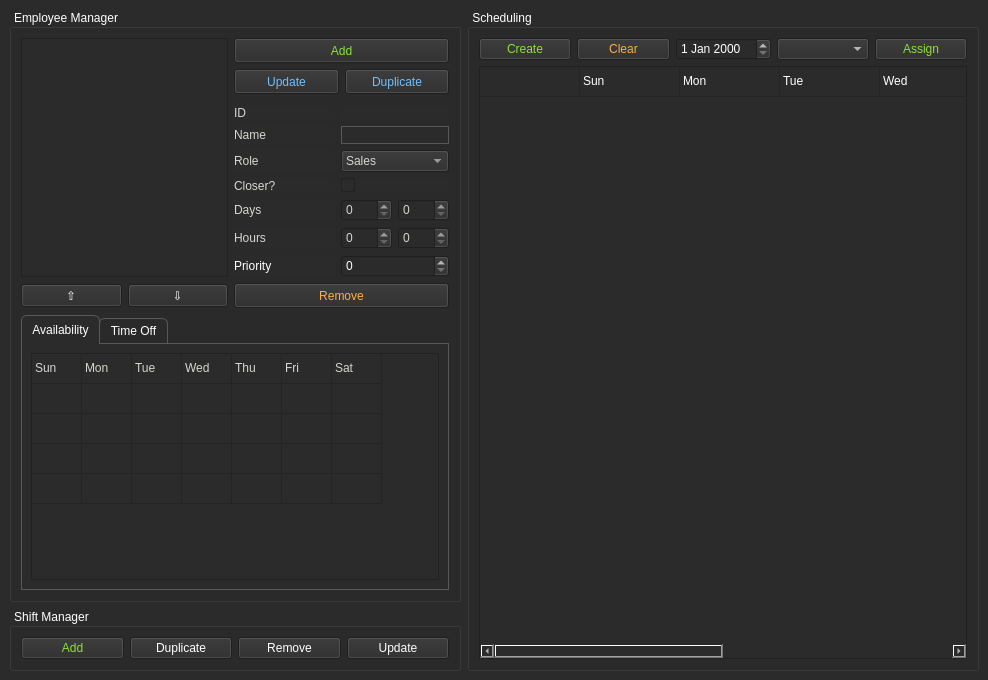
First picture: the form in autoschedservice.ui, repository smigii/AutoSchedService, before the edit.
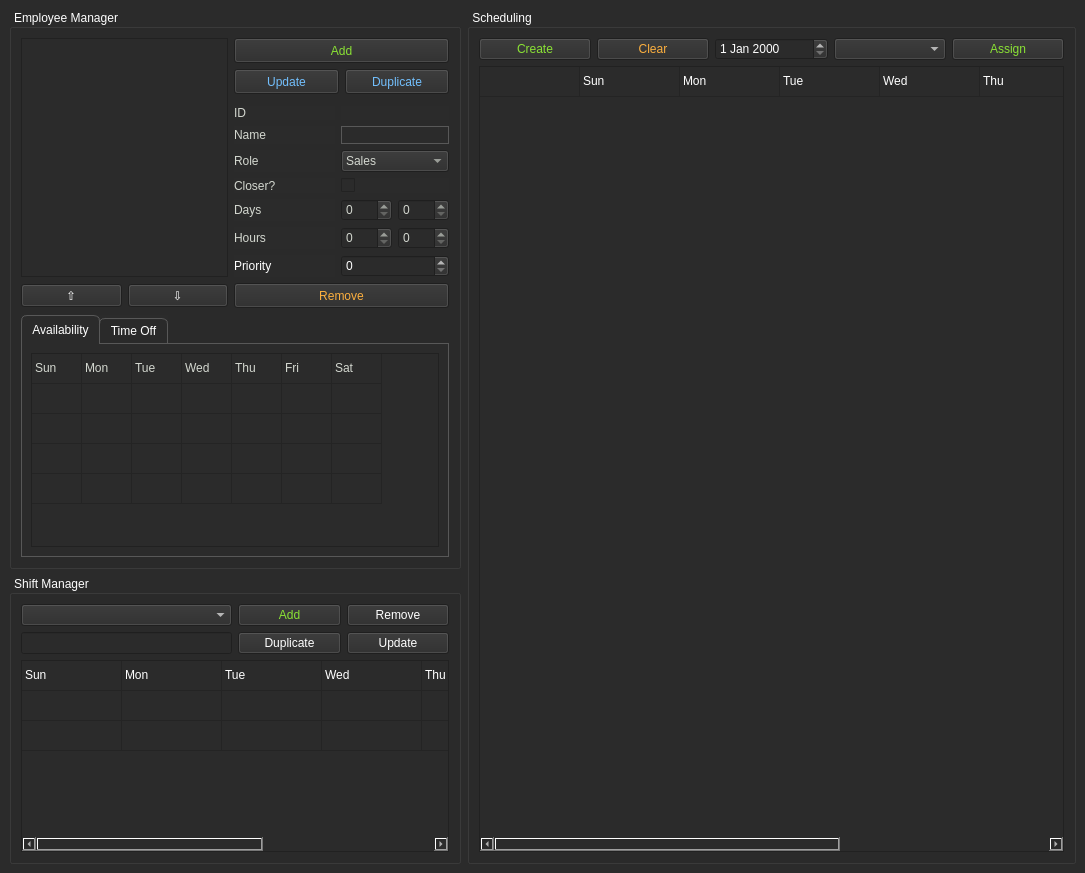
Second picture: the form after the edit.

Commit message:
Started Shift Manager UI
table will now display the shifts

What changed in the file:
```diff
--- a/autoschedservice.ui
+++ b/autoschedservice.ui
@@ -6,8 +6,8 @@
    <rect>
     <x>0</x>
     <y>0</y>
-    <width>988</width>
-    <height>680</height>
+    <width>1085</width>
+    <height>759</height>
    </rect>
   </property>
   <property name="sizePolicy">
@@ -783,21 +783,27 @@
        <string> Shift Manager </string>
       </property>
       <layout class="QGridLayout" name="gridLayout_4">
-       <item row="0" column="3">
-        <widget class="QPushButton" name="btn_shiftAdd_4">
-         <property name="text">
-          <string>Update</string>
+       <item row="1" column="0" colspan="2">
+        <widget class="QComboBox" name="comboBox_shiftSelect">
+         <property name="sizePolicy">
+          <sizepolicy hsizetype="Minimum" vsizetype="Fixed">
+           <horstretch>0</horstretch>
+           <verstretch>0</verstretch>
+          </sizepolicy>
          </property>
         </widget>
        </item>
-       <item row="0" column="2">
-        <widget class="QPushButton" name="btn_shiftAdd_3">
-         <property name="text">
-          <string>Remove</string>
+       <item row="2" column="0" colspan="2">
+        <widget class="QLineEdit" name="lineEdit_shiftName">
+         <property name="sizePolicy">
+          <sizepolicy hsizetype="Minimum" vsizetype="Fixed">
+           <horstretch>0</horstretch>
+           <verstretch>0</verstretch>
+          </sizepolicy>
          </property>
         </widget>
        </item>
-       <item row="0" column="0">
+       <item row="1" column="2">
         <widget class="QPushButton" name="btn_shiftAdd">
          <property name="styleSheet">
           <string notr="true">color: rgb(138, 226, 52);</string>
@@ -807,13 +813,115 @@
          </property>
         </widget>
        </item>
-       <item row="0" column="1">
-        <widget class="QPushButton" name="btn_shiftAdd_2">
+       <item row="2" column="2">
+        <widget class="QPushButton" name="btn_shiftDupe">
          <property name="text">
           <string>Duplicate</string>
          </property>
         </widget>
        </item>
+       <item row="3" column="0" colspan="4">
+        <widget class="QTableWidget" name="tableWidget_shifts">
+         <property name="sizePolicy">
+          <sizepolicy hsizetype="Minimum" vsizetype="Minimum">
+           <horstretch>0</horstretch>
+           <verstretch>0</verstretch>
+          </sizepolicy>
+         </property>
+         <property name="rowCount">
+          <number>3</number>
+         </property>
+         <property name="columnCount">
+          <number>7</number>
+         </property>
+         <attribute name="horizontalHeaderVisible">
+          <bool>false</bool>
+         </attribute>
+         <attribute name="verticalHeaderVisible">
+          <bool>false</bool>
+         </attribute>
+         <row/>
+         <row/>
+         <row/>
+         <column/>
+         <column/>
+         <column/>
+         <column/>
+         <column/>
+         <column/>
+         <column/>
+         <item row="0" column="0">
+          <property name="text">
+           <string>Sun</string>
+          </property>
+          <property name="flags">
+           <set>ItemIsDragEnabled|ItemIsDropEnabled|ItemIsUserCheckable|ItemIsEnabled</set>
+          </property>
+         </item>
+         <item row="0" column="1">
+          <property name="text">
+           <string>Mon</string>
+          </property>
+          <property name="flags">
+           <set>ItemIsDragEnabled|ItemIsDropEnabled|ItemIsUserCheckable|ItemIsEnabled</set>
+          </property>
+         </item>
+         <item row="0" column="2">
+          <property name="text">
+           <string>Tue</string>
+          </property>
+          <property name="flags">
+           <set>ItemIsDragEnabled|ItemIsDropEnabled|ItemIsUserCheckable|ItemIsEnabled</set>
+          </property>
+         </item>
+         <item row="0" column="3">
+          <property name="text">
+           <string>Wed</string>
+          </property>
+          <property name="flags">
+           <set>ItemIsDragEnabled|ItemIsDropEnabled|ItemIsUserCheckable|ItemIsEnabled</set>
+          </property>
+         </item>
+         <item row="0" column="4">
+          <property name="text">
+           <string>Thu</string>
+          </property>
+          <property name="flags">
+           <set>ItemIsDragEnabled|ItemIsDropEnabled|ItemIsUserCheckable|ItemIsEnabled</set>
+          </property>
+         </item>
+         <item row="0" column="5">
+          <property name="text">
+           <string>Fri</string>
+          </property>
+          <property name="flags">
+           <set>ItemIsDragEnabled|ItemIsDropEnabled|ItemIsUserCheckable|ItemIsEnabled</set>
+          </property>
+         </item>
+         <item row="0" column="6">
+          <property name="text">
+           <string>Sat</string>
+          </property>
+          <property name="flags">
+           <set>ItemIsDragEnabled|ItemIsDropEnabled|ItemIsUserCheckable|ItemIsEnabled</set>
+          </property>
+         </item>
+        </widget>
+       </item>
+       <item row="2" column="3">
+        <widget class="QPushButton" name="btn_shiftUpdate">
+         <property name="text">
+          <string>Update</string>
+         </property>
+        </widget>
+       </item>
+       <item row="1" column="3">
+        <widget class="QPushButton" name="btn_shiftRemove">
+         <property name="text">
+          <string>Remove</string>
+         </property>
+        </widget>
+       </item>
       </layout>
      </widget>
     </item>
```
The commit also changes 3 other files.
